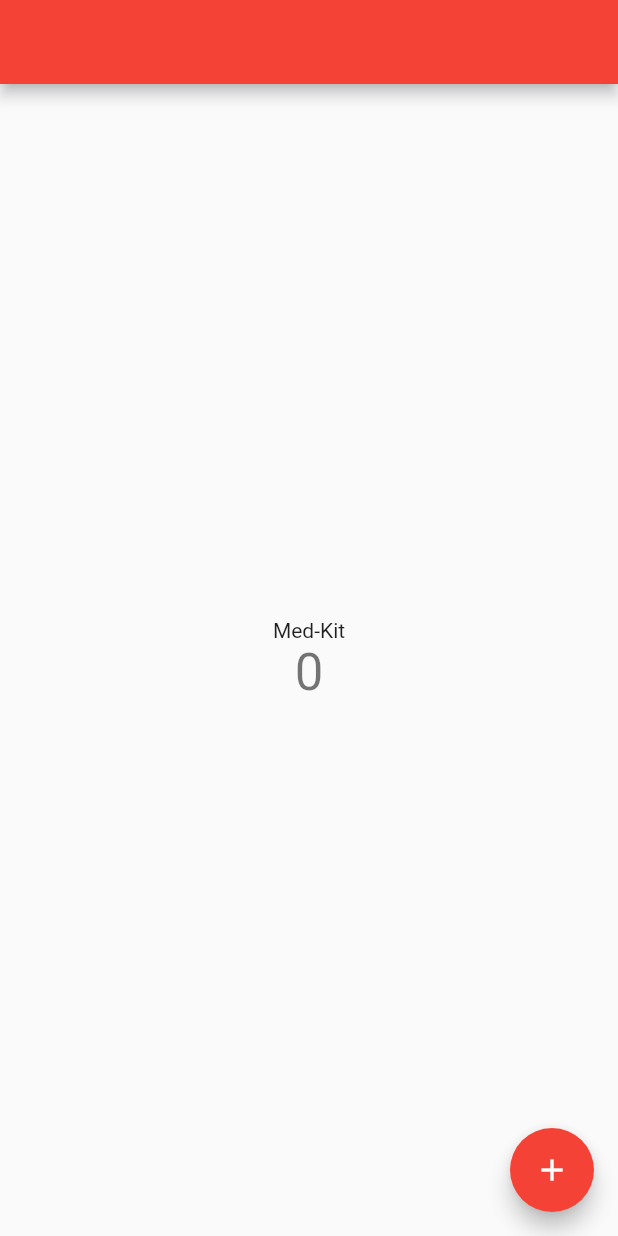
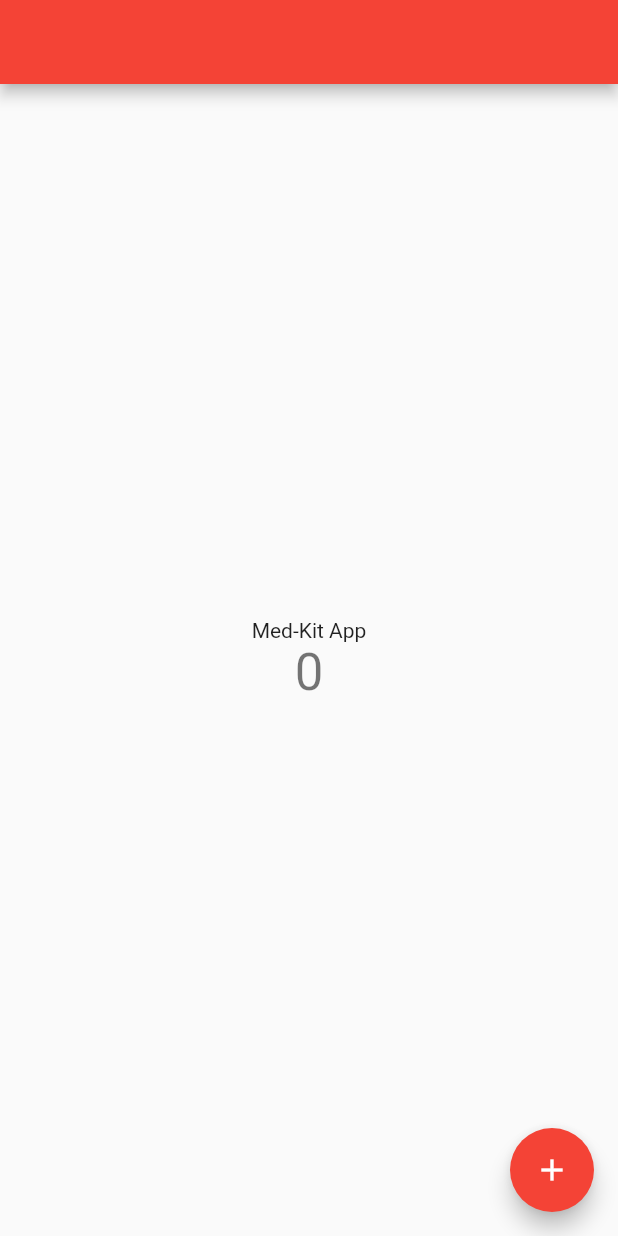
Before and after one commit to AthenaSenior/MedKit-development, a Flutter app: the screen it shows after launch, on a phone screen of 412 x 824 dp. Run offline on Flutter 3.47's test engine with Material 2 defaults, Android fonts, the light colour scheme and no system bars.

Commit message:
First Commit Trial

```diff
--- a/lib/main.dart
+++ b/lib/main.dart
@@ -87,7 +87,7 @@ class _SplashScreenState extends State<SplashScreen> {
           mainAxisAlignment: MainAxisAlignment.center,
           children: <Widget>[
             const Text(
-              'Med-Kit',
+              'Med-Kit App',
             ),
             Text(
               '$_counter',
```
